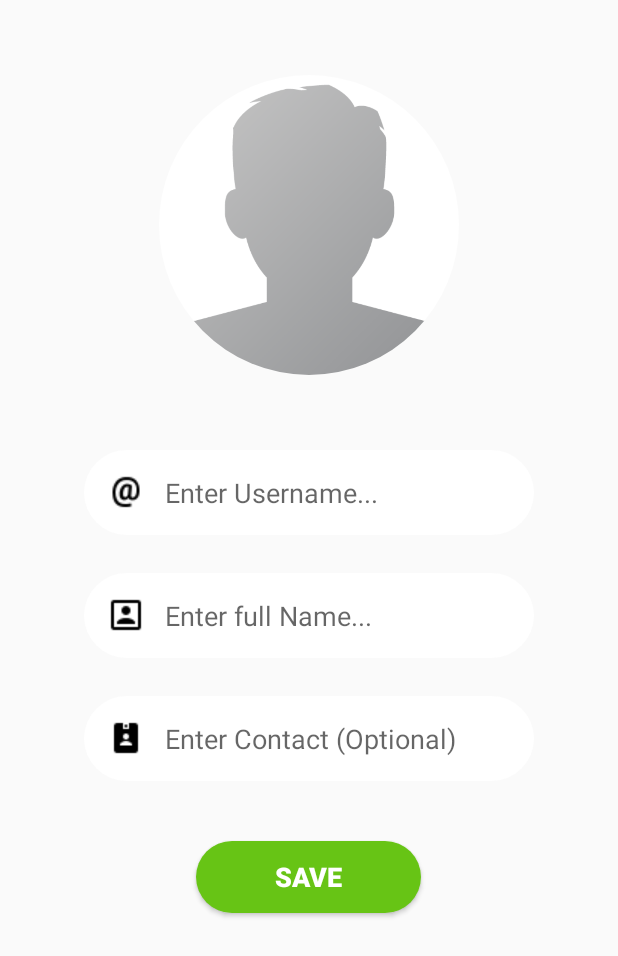
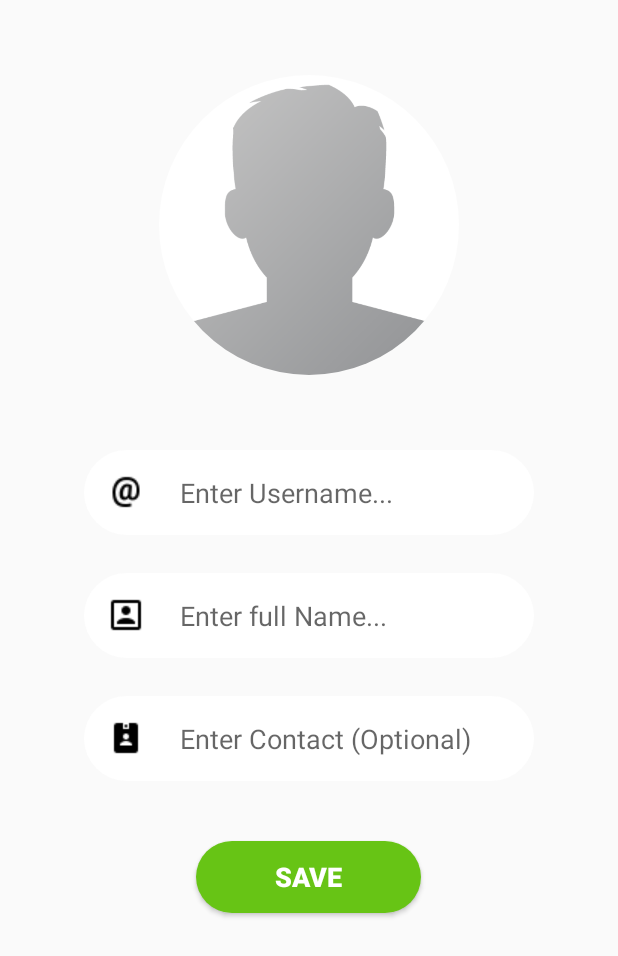
Before and after one commit to ankur1305/SocialNetwork, an Android app: the screen it shows after launch once a user with an empty profile is signed in (SetupActivity), on a phone screen of 412 x 824 dp. Shown: the top 956 px of the screen. Run offline under Robolectric (Android 15) with nearby library versions, the phone set to English and light mode, and no system bars; our stand-ins replace CircleImageView, Firebase (no records; nobody signed in at launch, a user with empty details on screens opened directly), Picasso; libraries missing offline, so code that uses them is left out: com.theartofdev.edmodo.

Commit message:
Modified Changes

```diff
--- a/app/src/main/res/layout/activity_login.xml
+++ b/app/src/main/res/layout/activity_login.xml
@@ -31,6 +31,7 @@
                 android:layout_marginTop="40dp"
                 android:background="@drawable/inputs"
                 android:drawableLeft="@drawable/email"
+                android:drawablePadding="10dp"
                 android:ems="10"
                 android:hint="Enter Email..."
                 android:inputType="textEmailAddress"
@@ -46,6 +47,7 @@
                 android:layout_marginTop="25dp"
                 android:background="@drawable/inputs"
                 android:drawableLeft="@drawable/password"
+                android:drawablePadding="10dp"
                 android:ems="10"
                 android:hint="Enter Password..."
                 android:inputType="textPassword"
--- a/app/src/main/res/layout/activity_register.xml
+++ b/app/src/main/res/layout/activity_register.xml
@@ -33,6 +33,7 @@
                 android:layout_marginTop="50dp"
                 android:background="@drawable/inputs"
                 android:drawableLeft="@drawable/email"
+                android:drawablePadding="10dp"
                 android:ems="10"
                 android:hint="Enter Email..."
                 android:inputType="textEmailAddress"
@@ -48,6 +49,7 @@
                 android:layout_marginTop="25dp"
                 android:background="@drawable/inputs"
                 android:drawableLeft="@drawable/password"
+                android:drawablePadding="10dp"
                 android:ems="10"
                 android:hint="Enter Password..."
                 android:inputType="textPassword"
@@ -63,6 +65,7 @@
                 android:layout_marginTop="25dp"
                 android:background="@drawable/inputs"
                 android:drawableLeft="@drawable/password"
+                android:drawablePadding="10dp"
                 android:ems="10"
                 android:hint="Confirm Password..."
                 android:inputType="textPassword"
--- a/app/src/main/res/layout/activity_setup.xml
+++ b/app/src/main/res/layout/activity_setup.xml
@@ -25,6 +25,7 @@
         android:layout_marginTop="50dp"
         android:background="@drawable/inputs"
         android:drawableLeft="@drawable/username"
+        android:drawablePadding="10dp"
         android:ems="10"
         android:hint="   Enter Username..."
         android:padding="16dp" />
@@ -39,6 +40,7 @@
         android:layout_marginTop="25dp"
         android:background="@drawable/inputs"
         android:drawableLeft="@drawable/name"
+        android:drawablePadding="10dp"
         android:ems="10"
         android:hint="   Enter full Name..."
         android:padding="16dp" />
@@ -53,6 +55,7 @@
         android:layout_marginTop="25dp"
         android:background="@drawable/inputs"
         android:drawableLeft="@drawable/country"
+        android:drawablePadding="10dp"
         android:ems="10"
         android:hint="   Enter Contact (Optional)"
         android:inputType="number"
```
